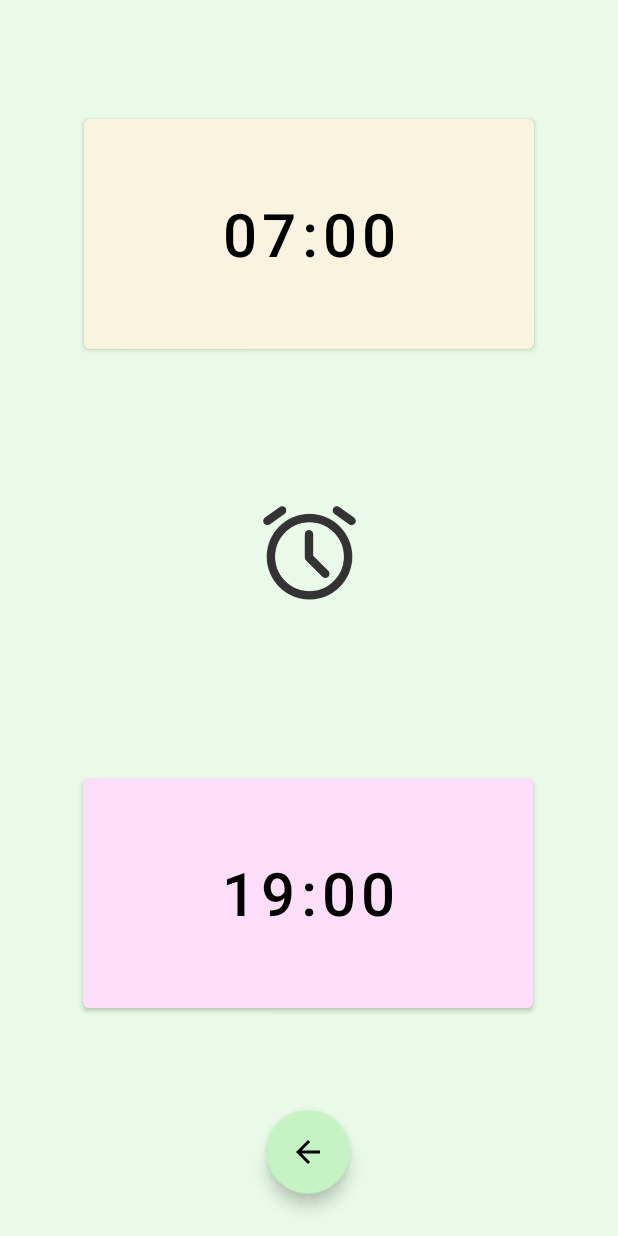
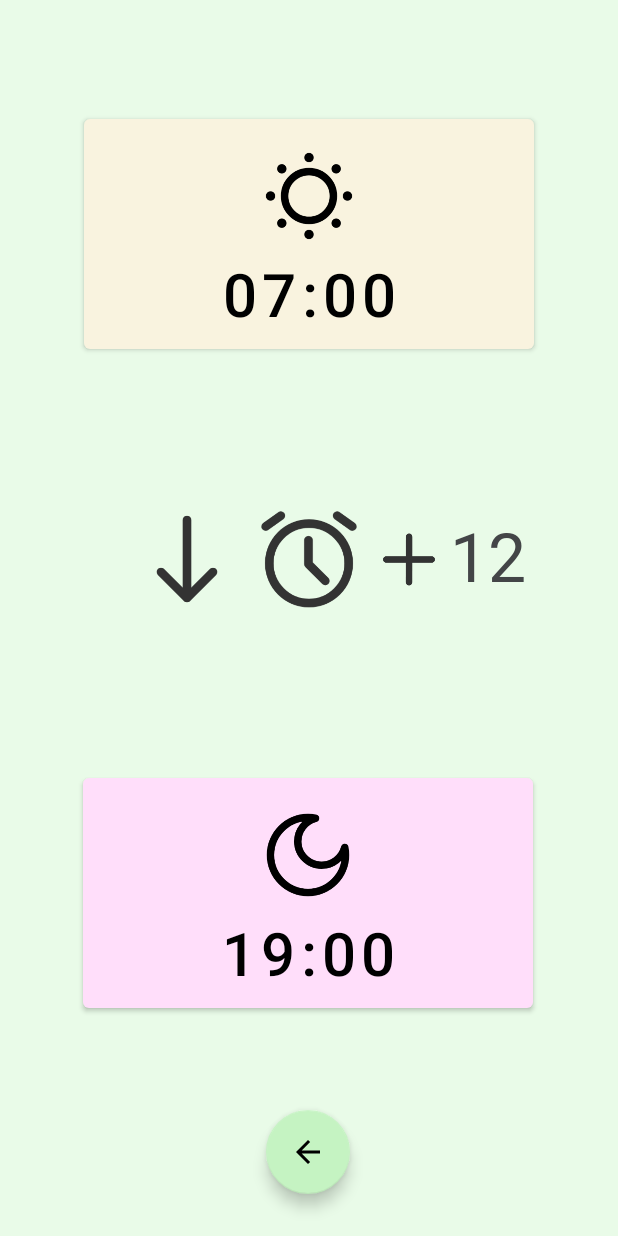
Before and after one commit to VitorCaversan/Minigaia_App, an Android app: the screen it shows after launch (TimesActivity), after a tap on "Go to th pH probe scheduler", on a phone screen of 412 x 824 dp. Run offline under Robolectric (Android 15) with nearby library versions, the phone set to English and light mode, and no system bars; our stand-ins replace navigation-ui.

Commit message:
Adding an icon for the app and finalizing the interface on schedule screen

```diff
--- a/app/src/main/java/com/example/minigaia/MainActivity.java
+++ b/app/src/main/java/com/example/minigaia/MainActivity.java
@@ -131,11 +131,6 @@ public class MainActivity extends AppCompatActivity {
         // automatically handle clicks on the Home/Up button, so long
         // as you specify a parent activity in AndroidManifest.xml.
         int id = item.getItemId();
-
-        //noinspection SimplifiableIfStatement
-        if (id == R.id.action_settings) {
-            return true;
-        }
 
         return super.onOptionsItemSelected(item);
     }
--- a/app/src/main/res/layout/activity_times.xml
+++ b/app/src/main/res/layout/activity_times.xml
@@ -14,6 +14,11 @@
         android:text="Button"
         android:textColor="@color/black"
         android:textSize="40dp"
+        app:icon="@drawable/sun"
+        app:iconGravity="textTop"
+        app:iconPadding="20dp"
+        app:iconSize="60dp"
+        app:iconTint="#000000"
         app:backgroundTint="@color/minigaia_yellow"
         app:layout_constraintBottom_toBottomOf="parent"
         app:layout_constraintEnd_toEndOf="parent"
@@ -28,6 +33,11 @@
         android:text="Button2"
         android:textColor="@color/black"
         android:textSize="40dp"
+        app:icon="@drawable/moon"
+        app:iconGravity="textTop"
+        app:iconPadding="20dp"
+        app:iconSize="60dp"
+        app:iconTint="#000000"
         app:backgroundTint="@color/minigaia_pink"
         app:layout_constraintBottom_toBottomOf="parent"
         app:layout_constraintEnd_toEndOf="parent"
@@ -54,13 +64,57 @@
 
     <ImageView
         android:id="@+id/imageView"
-        android:layout_width="103dp"
-        android:layout_height="67dp"
+        android:layout_width="81dp"
+        android:layout_height="69dp"
         android:layout_marginTop="28dp"
         app:layout_constraintBottom_toTopOf="@+id/nightButton"
         app:layout_constraintEnd_toEndOf="parent"
         app:layout_constraintStart_toStartOf="parent"
         app:layout_constraintTop_toBottomOf="@+id/dayButton"
-        app:layout_constraintVertical_bias="0.38"
+        app:layout_constraintVertical_bias="0.403"
         app:srcCompat="@drawable/clock" />
+
+    <ImageView
+        android:layout_width="81dp"
+        android:layout_height="69dp"
+        android:layout_marginTop="28dp"
+        app:layout_constraintBottom_toTopOf="@+id/nightButton"
+        app:layout_constraintEnd_toEndOf="parent"
+        app:layout_constraintHorizontal_bias="0.254"
+        app:layout_constraintStart_toStartOf="parent"
+        app:layout_constraintTop_toBottomOf="@+id/dayButton"
+        app:layout_constraintVertical_bias="0.403"
+        app:srcCompat="@drawable/arrowdown" />
+
+    <ImageView
+        android:id="@+id/imageView3"
+        android:layout_width="52dp"
+        android:layout_height="58dp"
+        android:layout_marginTop="28dp"
+        app:layout_constraintBottom_toTopOf="@+id/nightButton"
+        app:layout_constraintEnd_toEndOf="parent"
+        app:layout_constraintHorizontal_bias="0.686"
+        app:layout_constraintStart_toStartOf="parent"
+        app:layout_constraintTop_toBottomOf="@+id/dayButton"
+        app:layout_constraintVertical_bias="0.41"
+        app:srcCompat="@drawable/plus" />
+
+    <TextView
+        android:id="@+id/textView"
+        android:layout_width="53dp"
+        android:layout_height="70dp"
+        android:layout_marginTop="28dp"
+        android:fontFamily="sans-serif-thin"
+        android:text="12"
+        android:textAlignment="center"
+        android:textColor="#434547"
+        android:textSize="45dp"
+        android:textStyle="bold"
+        app:layout_constraintBottom_toTopOf="@+id/nightButton"
+        app:layout_constraintEnd_toEndOf="parent"
+        app:layout_constraintHorizontal_bias="0.0"
+        app:layout_constraintStart_toEndOf="@+id/imageView3"
+        app:layout_constraintTop_toBottomOf="@+id/dayButton"
+        app:layout_constraintVertical_bias="0.417" />
+
 </androidx.constraintlayout.widget.ConstraintLayout>
--- a/app/src/main/res/menu/menu_main.xml
+++ b/app/src/main/res/menu/menu_main.xml
@@ -3,11 +3,4 @@
     xmlns:tools="http://schemas.android.com/tools"
     tools:context="com.example.minigaia.MainActivity"
     android:background="@color/minigaia_button">
-    <item
-        android:id="@+id/action_settings"
-        android:orderInCategory="100"
-        android:background="@color/minigaia_button"
-        android:title="@string/action_settings"
-        app:showAsAction="never" />
-
 </menu>
--- a/app/src/main/res/mipmap-anydpi-v26/ic_launcher.xml
+++ b/app/src/main/res/mipmap-anydpi-v26/ic_launcher.xml
@@ -1,5 +1,5 @@
 <?xml version="1.0" encoding="utf-8"?>
 <adaptive-icon xmlns:android="http://schemas.android.com/apk/res/android">
-    <background android:drawable="@drawable/ic_launcher_background" />
-    <foreground android:drawable="@drawable/ic_launcher_foreground" />
+    <background android:drawable="@color/minigaia_bg" />
+    <foreground android:drawable="@drawable/icon" />
 </adaptive-icon>
--- a/app/src/main/res/mipmap-anydpi-v26/ic_launcher_round.xml
+++ b/app/src/main/res/mipmap-anydpi-v26/ic_launcher_round.xml
@@ -1,5 +1,5 @@
 <?xml version="1.0" encoding="utf-8"?>
 <adaptive-icon xmlns:android="http://schemas.android.com/apk/res/android">
-    <background android:drawable="@drawable/ic_launcher_background" />
-    <foreground android:drawable="@drawable/ic_launcher_foreground" />
+    <background android:drawable="@color/minigaia_bg" />
+    <foreground android:drawable="@drawable/icon" />
 </adaptive-icon>
--- a/app/src/main/res/mipmap-anydpi-v33/ic_launcher.xml
+++ b/app/src/main/res/mipmap-anydpi-v33/ic_launcher.xml
@@ -1,6 +1,6 @@
 <?xml version="1.0" encoding="utf-8"?>
 <adaptive-icon xmlns:android="http://schemas.android.com/apk/res/android">
-    <background android:drawable="@drawable/ic_launcher_background" />
-    <foreground android:drawable="@drawable/ic_launcher_foreground" />
-    <monochrome android:drawable="@drawable/ic_launcher_foreground" />
+    <background android:drawable="@color/minigaia_bg" />
+    <foreground android:drawable="@drawable/icon" />
+    <monochrome android:drawable="@drawable/icon" />
 </adaptive-icon>
```
Also changed, not shown: app/src/main/res/layout/activity_main.xml (+65 -64 lines), app/src/main/res/layout/activity_splash.xml (+8 -6 lines), app/src/main/res/drawable/arrowdown.png (added), app/src/main/res/drawable/icon.png (added), app/src/main/res/drawable/moon.png (added), app/src/main/res/drawable/plus.png (added), app/src/main/res/drawable/splash.png (added), app/src/main/res/drawable/sun.png (added).
